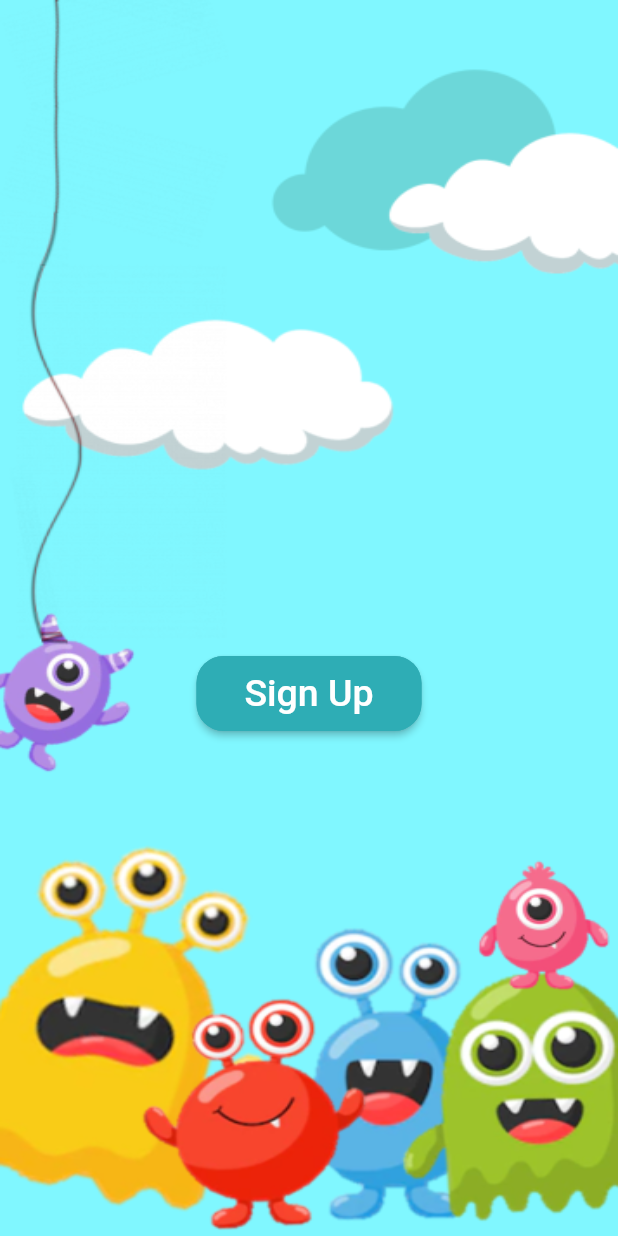
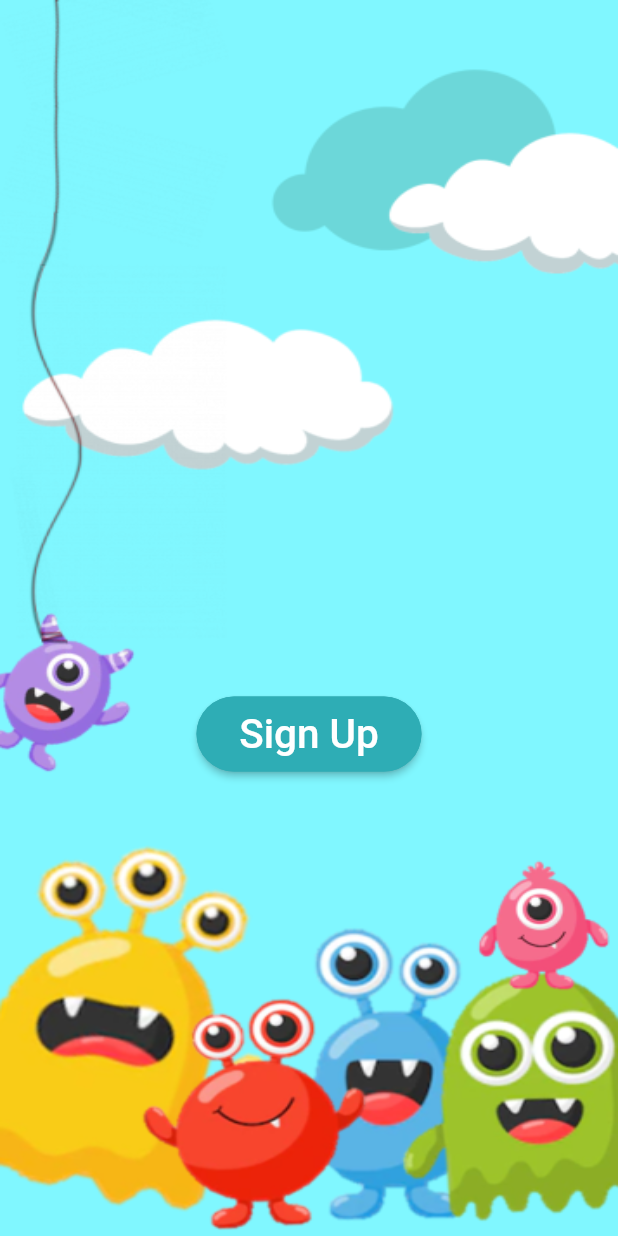
Before and after one commit to JaweriaAsif/monstermind, a Flutter app: the screen it shows after launch, on a phone screen of 412 x 824 dp. Run offline on Flutter 3.47's test engine with Material 2 defaults, Android fonts, the phone set to English and light mode, and no system bars; our stand-ins replace google_fonts.

Commit message:
more page 2

```diff
--- a/lib/button.dart
+++ b/lib/button.dart
@@ -25,7 +25,7 @@ class Btn extends StatelessWidget {
           child: Text(
             text,
             style: const TextStyle(
-              fontSize: 25,
+              fontSize: 27,
             ),
           ),
           onPressed: () {
@@ -39,7 +39,7 @@ class Btn extends StatelessWidget {
                 MaterialStateProperty.all<Color>(const Color(0xff2EADB5)),
             shape: MaterialStateProperty.all<RoundedRectangleBorder>(
               RoundedRectangleBorder(
-                borderRadius: BorderRadius.circular(18.0),
+                borderRadius: BorderRadius.circular(30.0),
                 side: const BorderSide(color: Color(0xff2EADB5)),
               ),
             ),
--- a/lib/main.dart
+++ b/lib/main.dart
@@ -1,4 +1,5 @@
 import 'package:flutter/material.dart';
+import 'package:google_fonts/google_fonts.dart';
 import 'package:monstermind/button.dart';
 import 'package:monstermind/signup2.dart';
 
@@ -14,7 +15,10 @@
     return MaterialApp(
       title: 'Flutter Demo',
       theme: ThemeData(
-        primarySwatch: Colors.blue,
+        primarySwatch: Colors.lightBlue,
+        textTheme: GoogleFonts.robotoTextTheme(
+          Theme.of(context).textTheme,
+        ),
       ),
       home: const MyHomePage(title: 'Flutter Demo Home Page'),
     );
@@ -53,7 +57,7 @@
                   MaterialPageRoute(builder: (context) => const Signup2()),
                 );
               },
-              alignment: const Alignment(0, 0.13),
+              alignment: const Alignment(0, 0.2),
             ),
           ],
         ),
--- a/pubspec.yaml
+++ b/pubspec.yaml
@@ -27,6 +27,7 @@ environment:
 # the latest version available on pub.dev. To see which dependencies have newer
 # versions available, run `flutter pub outdated`.
 dependencies:
+  google_fonts: ^2.1.0
   flutter:
     sdk: flutter
 
```
Also changed, not shown: lib/signup2.dart (+68 -14 lines), lib/textfield.dart (+20 -12 lines), pubspec.lock.
